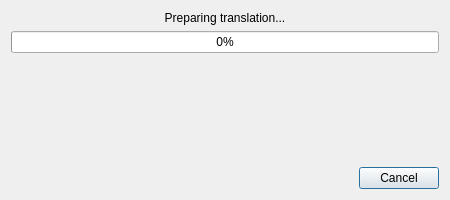
First picture: the form in src/ui/dialog/TranslationProgressDialog.ui, repository MUkoutyan/langscore-app, before the edit.
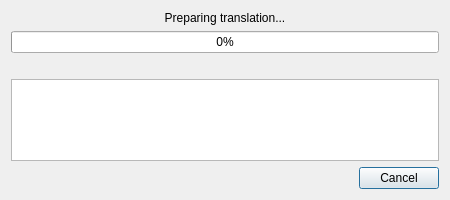
Second picture: the form after the edit.

The edit to the form file:
```diff
--- a/src/ui/dialog/TranslationProgressDialog.ui
+++ b/src/ui/dialog/TranslationProgressDialog.ui
@@ -47,6 +47,19 @@
      </property>
     </widget>
    </item>
+   <item>
+    <widget class="QPlainTextEdit" name="messageText">
+     <property name="visible">
+      <bool>false</bool>
+     </property>
+     <property name="readOnly">
+      <bool>true</bool>
+     </property>
+     <property name="lineWrapMode">
+      <enum>QPlainTextEdit::NoWrap</enum>
+     </property>
+    </widget>
+   </item>
    <item>
     <spacer name="verticalSpacer">
      <property name="orientation">
```
